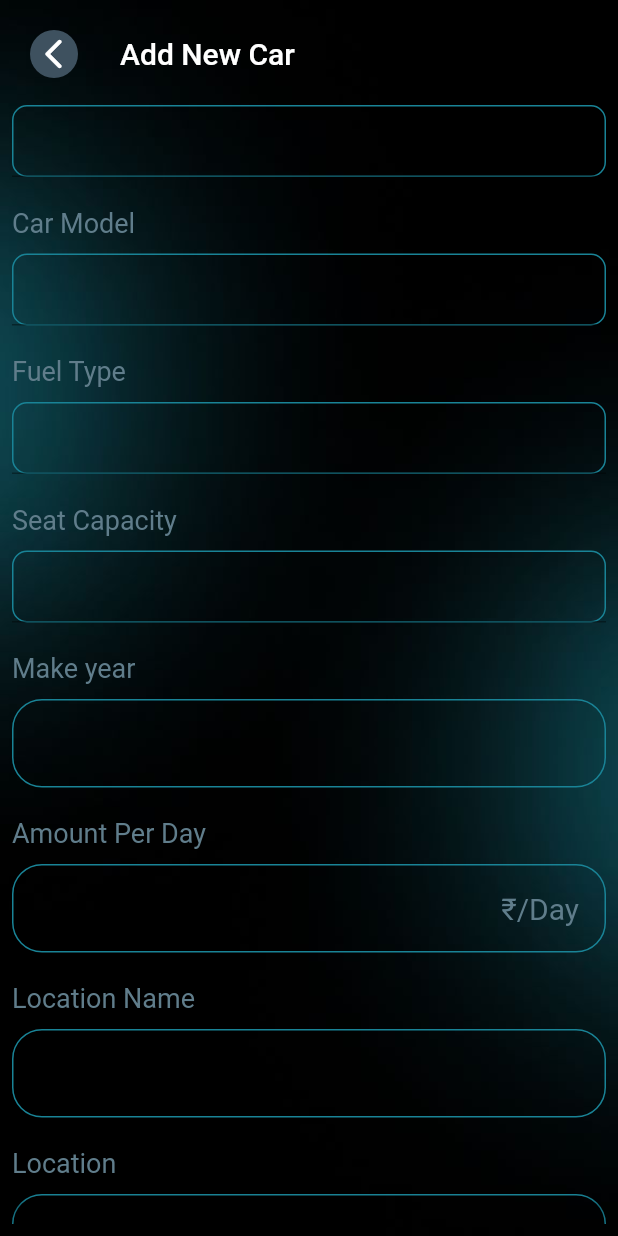
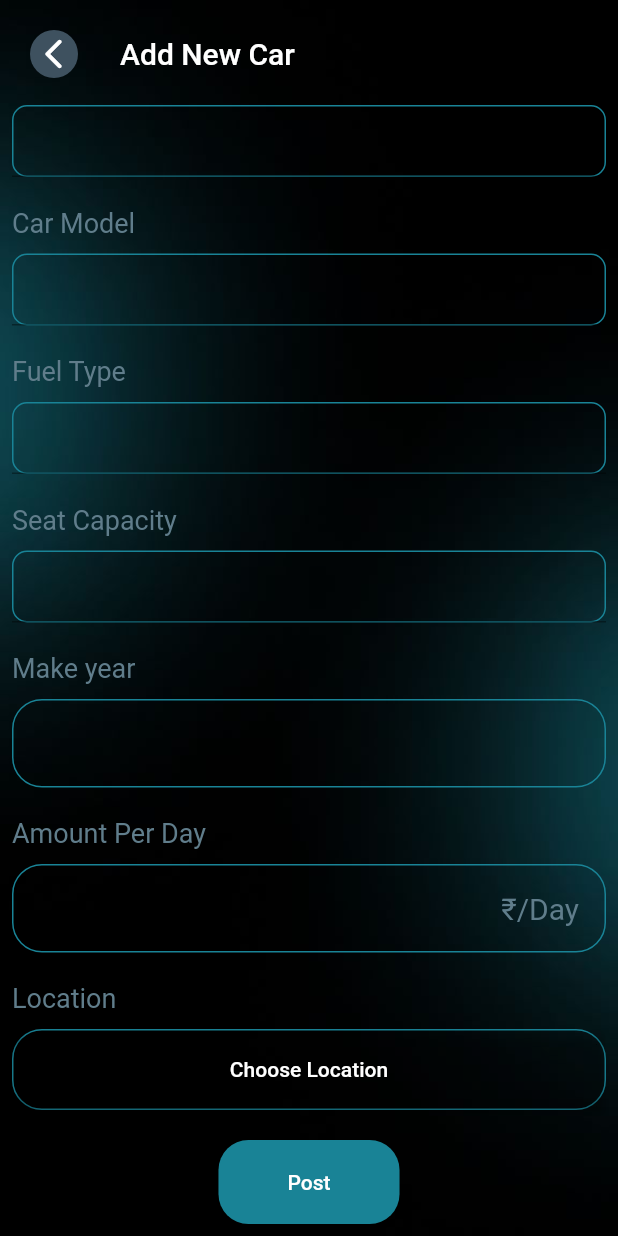
Before and after one commit to ArshadhAbbas/CaRive, a Flutter app: the NewPostScreen screen opened directly, scrolled down 245 dp, on a phone screen of 412 x 824 dp. Run offline on Flutter 3.47's test engine with Material 2 defaults, Android fonts, the phone set to English and light mode, and no system bars; our stand-ins replace cloud_firestore, curved_navigation_bar, firebase_auth, firebase_core, firebase_messaging, firebase_storage and 8 more; missing offline and left inert: custom_date_range_picker, map_launcher, razorpay_flutter; accounts and stored records are empty; network calls fail.

```diff
--- a/lib/screens/host/host_notifications.dart
+++ b/lib/screens/host/host_notifications.dart
@@ -153,6 +153,7 @@ class _HostNotificationsState extends State<HostNotifications> {
                                   }
                                 },
                               ),
+
                               IconButton(
                                 icon: Icon(
                                   Icons.check_circle_outline,
--- a/lib/screens/host/new_post/new_post_screen.dart
+++ b/lib/screens/host/new_post/new_post_screen.dart
@@ -10,6 +10,7 @@ import 'package:carive/shared/custom_elevated_button.dart';
 import 'package:carive/shared/custom_scaffold.dart';
 import 'package:firebase_messaging/firebase_messaging.dart';
 import 'package:flutter/material.dart';
+import 'package:geocoding/geocoding.dart';
 import 'package:google_maps_flutter/google_maps_flutter.dart';
 import 'package:image_picker/image_picker.dart';
 
@@ -33,9 +34,9 @@ class _NewPostScreenState extends State<NewPostScreen> {
 
   TextEditingController modelYearController = TextEditingController();
   TextEditingController amountController = TextEditingController();
-  TextEditingController locationController = TextEditingController();
   TextEditingController addInfoController = TextEditingController();
   LatLng? selectedLocation;
+  String? address;
 
   AuthService auth = AuthService();
   final CarService carService = CarService();
@@ -44,7 +45,6 @@ class _NewPostScreenState extends State<NewPostScreen> {
     carService.dispose();
     modelYearController.dispose();
     amountController.dispose();
-    locationController.dispose();
     super.dispose();
   }
 
@@ -361,18 +361,6 @@ class _NewPostScreenState extends State<NewPostScreen> {
                   ),
                   hSizedBox20,
                   Text(
-                    "Location Name",
-                    style: TextStyle(
-                      color: themeColorblueGrey,
-                      fontSize: 18,
-                    ),
-                  ),
-                  hSizedBox10,
-                  CustomTextFormField(
-                    controller: locationController,
-                  ),
-                  hSizedBox20,
-                  Text(
                     "Location",
                     style: TextStyle(
                       color: themeColorblueGrey,
@@ -406,7 +394,16 @@ class _NewPostScreenState extends State<NewPostScreen> {
                         );
 
                         if (selectedLatLng != null) {
+                          List<Placemark> placemark =
+                              await placemarkFromCoordinates(
+                                  selectedLatLng.latitude,
+                                  selectedLatLng.longitude);
                           setState(() {
+                            address = placemark[0].subLocality! +
+                                " " +
+                                placemark[0].locality! +
+                                " " +
+                                placemark[0].country!;
                             selectedLocation = selectedLatLng;
                           });
                         }
@@ -422,14 +419,7 @@ class _NewPostScreenState extends State<NewPostScreen> {
                               : Column(
                                   crossAxisAlignment: CrossAxisAlignment.center,
                                   children: [
-                                    Text(
-                                      'Latitude: ${selectedLocation!.latitude}',
-                                      textAlign: TextAlign.center,
-                                    ),
-                                    Text(
-                                      'Longitude: ${selectedLocation!.longitude}',
-                                      textAlign: TextAlign.center,
-                                    ),
+                                    Text(address!, textAlign: TextAlign.center)
                                   ],
                                 ),
                         ),
@@ -440,7 +430,7 @@ class _NewPostScreenState extends State<NewPostScreen> {
                   isLoading
                       ? const CustomProgressIndicator()
                       : Center(
-                        child: CustomElevatedButton(
+                          child: CustomElevatedButton(
                             text: "Post",
                             onPressed: () async {
                               if (_formKey.currentState!.validate()) {
@@ -479,7 +469,7 @@ class _NewPostScreenState extends State<NewPostScreen> {
                                   seatCapacity: selectedSeatCapacity!,
                                   modelYear: modelYearController.text,
                                   amount: amountController.text,
-                                  location: locationController.text,
+                                  location: address!,
                                   isAvailable: true,
                                 );
                                 ScaffoldMessenger.of(context).showSnackBar(
@@ -496,7 +486,7 @@ class _NewPostScreenState extends State<NewPostScreen> {
                               }
                             },
                           ),
-                      )
+                        )
                 ],
               ),
             ),
--- a/lib/shared/bottom_nav_bar/bottom_nav_bar.dart
+++ b/lib/shared/bottom_nav_bar/bottom_nav_bar.dart
@@ -75,7 +75,7 @@ class _BottomNavBarState extends State<BottomNavBar> {
                 const LogoWidget(30, 30),
                 wSizedBox10,
                 Text(
-                  "${myUser?.name ?? "Carive"}",
+                  myUser?.name ?? "Carive",
                   style: const TextStyle(color: Colors.white),
                 ),
               ],
@@ -97,13 +97,11 @@ class _BottomNavBarState extends State<BottomNavBar> {
                     value: isHost,
                     onChanged: (value) {
                       if (myUser?.name != null || !value) {
-                        // Allow switching to host mode if the profile is created
                         setState(() {
                           isHost = value;
                           guestOrHost = value ? "Host" : "Guest";
                         });
                       } else {
-                        // Prompt the user to create a profile first
                         showDialog(
                           context: context,
                           builder: (context) {
@@ -145,7 +143,7 @@ class _BottomNavBarState extends State<BottomNavBar> {
             child: CurvedNavigationBar(
               height: 60,
               color: themeColorGreen,
-              animationCurve: Curves.bounceIn,
+              animationCurve: Curves.ease,
               buttonBackgroundColor: themeColorblueGrey,
               backgroundColor: Colors.transparent,
               items: const [
--- a/pubspec.yaml
+++ b/pubspec.yaml
@@ -40,6 +40,7 @@ dependencies:
     sdk: flutter
   flutter_local_notifications: ^14.1.1
   flutter_polyline_points: ^1.0.0
+  geocoding: ^2.1.0
   geolocator: ^9.0.2
   get: ^4.6.5
   google_maps_flutter: ^2.3.1
```
Also changed, not shown: lib/screens/home/transluscent_card/transluscent_card.dart (+13 -5 lines), lib/screens/host/edit_cars/edit_cars.dart (+14 -23 lines), lib/screens/notification/screen/notification_screen.dart (+26 -1 lines), lib/services/notification_service.dart (+63 -0 lines), lib/services/user_database_service.dart (+1 -11 lines), pubspec.lock.
